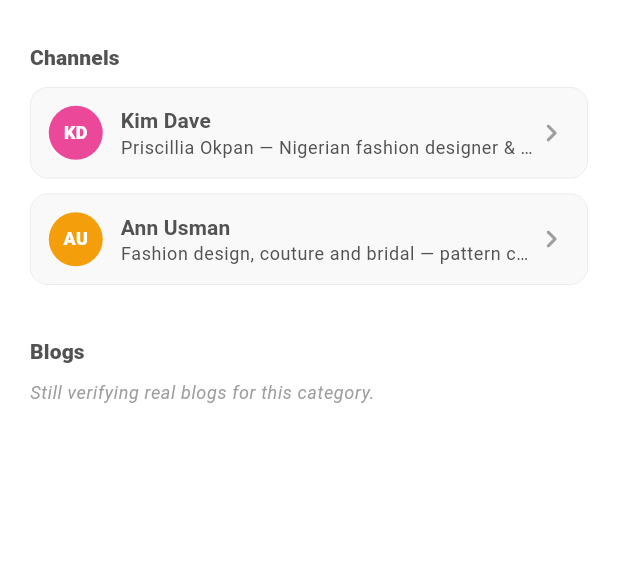
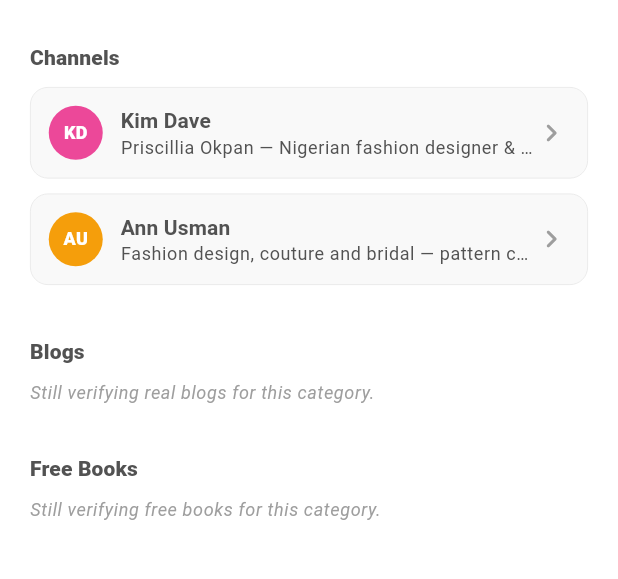
Before and after one commit to exploreofficialzz-star/Finreels, a Flutter app: the DiscoverScreen screen opened directly, after a tap on "Tailoring & Fashion Design", on a phone screen of 412 x 824 dp, the part 504-1083 px from its top. Run offline on Flutter 3.47's test engine with Material 3 defaults, Android fonts, the phone set to English and light mode, and no system bars; our stand-ins replace cached_network_image, connectivity_plus, flutter_animate, flutter_local_notifications, google_mobile_ads, hive and 10 more; missing offline and left inert: flutter_epub_viewer, flutter_inappwebview, flutter_pdfview, workmanager; accounts and stored records are empty; network calls fail; statements that could not run were skipped; project files that could hold a hidden picture were left out.

Commit message:
Complete business integration with resource subdirectories

```diff
--- a/lib/data/resource_category_data.dart
+++ b/lib/data/resource_category_data.dart
@@ -8,24 +8,26 @@ import '../models/channel.dart';
 import '../models/resource_category.dart';
 
 /// Loads and indexes `assets/data/resource_categories.json` — the app-side
-/// copy of FinReels' 60-category "Business of Your Skill/Business/
-/// Profession" research (see resource_category.dart for the shapes) —
-/// AND `assets/data/verified_resources.json`, the incrementally-growing
-/// set of real, individually-verified channels and blog feeds per
-/// category (see [verifiedChannels] / [verifiedBlogs]).
+/// copy of FinReels' 60-category research (see resource_category.dart) —
+/// AND every file under `assets/data/resources/`: one per category
+/// (`{categoryId}.json`) plus `_general.json` for the 40 cross-cutting
+/// channels/blogs/books that aren't tied to any single category.
 ///
-/// These are deliberately two separate files with two separate lifecycles:
-/// `resource_categories.json` is fully regenerated from the three source
-/// docs any time parse_curriculum.py runs (deterministic, hand-authored
-/// research). `verified_resources.json` only ever grows, one confirmed
-/// entry at a time — it's never bulk-regenerated, because every entry in
-/// it represents an individual channel page or feed URL that was actually
-/// checked, not copied from the directory unverified.
+/// One file per category on purpose — this is what "organized, not
+/// complicated" means in practice: `assets/data/resources/` is a literal,
+/// browsable checklist of the 60 categories. A file existing (and how
+/// many of its 10/10/10 slots are filled) IS the progress tracker; no
+/// separate spreadsheet needed. Each entry inside a file also carries a
+/// `verifiedOn` + `verificationMethod` field — a permanent audit trail of
+/// how it was actually checked, not just a claim made in chat once.
 ///
-/// Loaded once during startup (see main.dart's service-init group) so that
-/// by the time any screen needs it — the "My Business" picker, the feed
-/// provider building category playbooks — [all] is already populated and
-/// every access below is synchronous.
+/// `resource_categories.json` (the research) is fully regenerated by
+/// parse_curriculum.py any time the source docs change. The per-category
+/// resource files are the opposite: never bulk-regenerated, only ever
+/// grown one confirmed entry at a time.
+///
+/// Loaded once during startup (see main.dart's service-init group) so
+/// that by the time any screen needs it, everything below is synchronous.
 class ResourceCategoryData {
   ResourceCategoryData._();
 
@@ -43,10 +45,12 @@ class ResourceCategoryData {
 
   static List<Channel> _verifiedChannels = const [];
   static List<Map<String, String>> _verifiedBlogs = const [];
-  static Map<String, dynamic> _verifiedRaw = const {};
+  static List<VerifiedBook> _verifiedBooks = const [];
+  static final Map<String, Map<String, dynamic>> _resourceFiles = {};
 
   static List<Channel> get verifiedChannels => _verifiedChannels;
   static List<Map<String, String>> get verifiedBlogs => _verifiedBlogs;
+  static List<VerifiedBook> get verifiedBooks => _verifiedBooks;
 
   /// Idempotent — safe to call more than once (e.g. a screen calling it
   /// defensively); only the first call does real work.
@@ -80,15 +84,52 @@ class ResourceCategoryData {
   }
 
   static Future<void> _loadVerifiedResources() async {
-    try {
-      final raw = await rootBundle.loadString('assets/data/verified_resources.json');
-      _verifiedRaw = jsonDecode(raw) as Map<String, dynamic>;
-
     final channels = <Channel>[];
     final blogs = <Map<String, String>>[];
+    final books = <VerifiedBook>[];
 
-      _verifiedRaw.forEach((categoryId, entry) {
-        final map = entry as Map<String, dynamic>;
+    // One category at a time, every category id — most of these files
+    // don't exist yet, and that's expected, not an error. Each attempt
+    // is independent so one bad/missing file never takes out the rest.
+    for (final category in _all) {
+      final map = await _tryLoadResourceFile('assets/data/resources/${category.id}.json');
+      if (map == null) continue;
+      _resourceFiles[category.id] = map;
+      _addFrom(map, category.id, channels, blogs, books);
+    }
+
+    // The 40 general/cross-cutting resources — not tied to any category,
+    // so resourceCategoryId stays null and they flow through
+    // ChannelData.eagerFor() as always-on, exactly like the original 12.
+    final general = await _tryLoadResourceFile('assets/data/resources/_general.json');
+    if (general != null) {
+      _resourceFiles['_general'] = general;
+      _addFrom(general, null, channels, blogs, books);
+    }
+
+    _verifiedChannels = List.unmodifiable(channels);
+    _verifiedBlogs = List.unmodifiable(blogs);
+    _verifiedBooks = List.unmodifiable(books);
+  }
+
+  static Future<Map<String, dynamic>?> _tryLoadResourceFile(String path) async {
+    try {
+      final raw = await rootBundle.loadString(path);
+      return jsonDecode(raw) as Map<String, dynamic>;
+    } on Object {
+      // Expected for the ~56 categories not started yet — not logged as
+      // an error, this is the normal "not verified yet" state.
+      return null;
+    }
+  }
+
+  static void _addFrom(
+    Map<String, dynamic> map,
+    String? categoryId,
+    List<Channel> channels,
+    List<Map<String, String>> blogs,
+    List<VerifiedBook> books,
+  ) {
     for (final c in (map['channels'] as List? ?? [])) {
       final ch = c as Map<String, dynamic>;
       channels.add(Channel(
@@ -108,25 +149,17 @@ class ResourceCategoryData {
       blogs.add({
         'name': bl['name'] as String,
         'url': bl['url'] as String,
-            'categoryId': categoryId,
+        if (categoryId != null) 'categoryId': categoryId,
       });
     }
-      });
-
-      _verifiedChannels = List.unmodifiable(channels);
-      _verifiedBlogs = List.unmodifiable(blogs);
-    } on Object catch (e) {
-      // Same non-fatal philosophy as above — worst case, only the const
-      // 12 general channels / 5 general blogs are available, exactly
-      // today's behavior, nothing crashes.
-      debugPrint('[ResourceCategoryData] verified_resources load failed (non-fatal): $e');
+    for (final bk in (map['books'] as List? ?? [])) {
+      books.add(VerifiedBook.fromJson(bk as Map<String, dynamic>, categoryId: categoryId));
     }
   }
 
-  /// Raw verified-resources entry for one category, e.g. to check "does
-  /// this category have any verified books yet" from CategoryPlaybookData.
-  static Map<String, dynamic>? verifiedFor(String categoryId) =>
-      _verifiedRaw[categoryId] as Map<String, dynamic>?;
+  /// Raw parsed resource file for one category, e.g. to check "how many
+  /// of the 10/10/10 slots are filled" for a progress display.
+  static Map<String, dynamic>? verifiedFor(String categoryId) => _resourceFiles[categoryId];
 
   static ResourceCategory? byId(String id) => _byId[id];
 
--- a/lib/models/resource_category.dart
+++ b/lib/models/resource_category.dart
@@ -86,7 +86,43 @@ class TaxReform {
       );
 }
 
-/// One of the 60 categories (20 Skills + 20 Businesses + 20 Professions).
+/// A verified free book/guide for one category — see
+/// assets/data/resources/{categoryId}.json. Deliberately NOT the same
+/// shape as the app's existing bundled/EPUB books (book_insights_data.dart)
+/// — those are FinReels-curated reading with a full in-app reader; these
+/// are pointers to real free resources out on the web (a free chapter, an
+/// OpenStax textbook, an SBA.gov guide, a Project Gutenberg title) opened
+/// the same way a category-tagged blog article opens.
+class VerifiedBook {
+  final String title;
+  final String author;
+  final String freeSourceUrl;
+
+  /// 'web' (opens in the in-app reader, like a blog article) or
+  /// 'download' (a direct PDF/EPUB file — opened externally so the
+  /// device's own viewer/download manager handles it).
+  final String freeSourceType;
+  final String? freeSourceNote;
+  final String? categoryId;
+
+  const VerifiedBook({
+    required this.title,
+    required this.author,
+    required this.freeSourceUrl,
+    this.freeSourceType = 'web',
+    this.freeSourceNote,
+    this.categoryId,
+  });
+
+  factory VerifiedBook.fromJson(Map<String, dynamic> j, {String? categoryId}) => VerifiedBook(
+        title: j['title'] as String,
+        author: j['author'] as String,
+        freeSourceUrl: j['freeSourceUrl'] as String,
+        freeSourceType: j['freeSourceType'] as String? ?? 'web',
+        freeSourceNote: j['freeSourceNote'] as String?,
+        categoryId: categoryId,
+      );
+}
 /// Field population differs by [section] — see the three "shape" groups
 /// below — because the three source documents captured genuinely different
 /// things: skills got open questions, businesses got answered Q&A,
--- a/pubspec.yaml
+++ b/pubspec.yaml
@@ -59,6 +59,7 @@ flutter:
     - assets/sounds/
     - assets/books/
     - assets/data/
+    - assets/data/resources/
 
 flutter_icons:
   android: true
```
Also changed, not shown: assets/data/resources/profession_01_medicine.json (added, +76 -0 lines), assets/data/resources/skill_01_tailoring_fashion_design.json (added, +38 -0 lines), assets/data/resources/skill_02_hairdressing_hairstyling.json (added, +20 -0 lines), assets/data/resources/skill_03_barbing.json (added, +15 -0 lines), assets/data/resources/skill_04_makeup_artistry.json (added, +20 -0 lines), lib/screens/category_detail_screen.dart (+97 -4 lines), 1 other file. Lines whose indentation alone changed are shown as unchanged.
